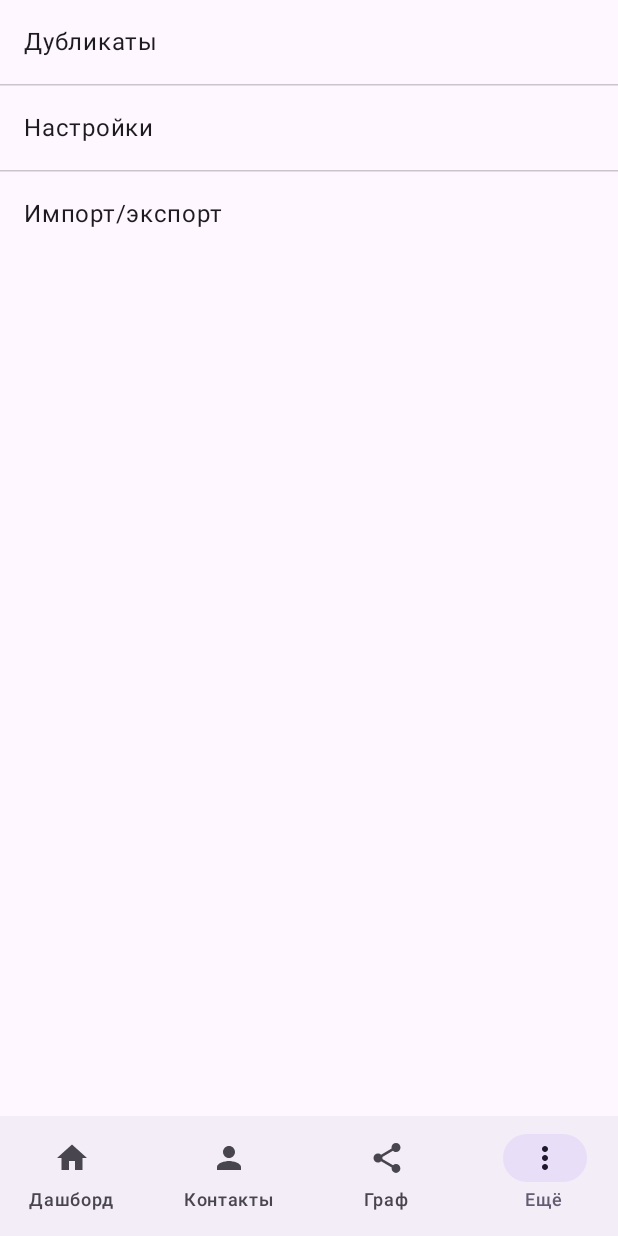
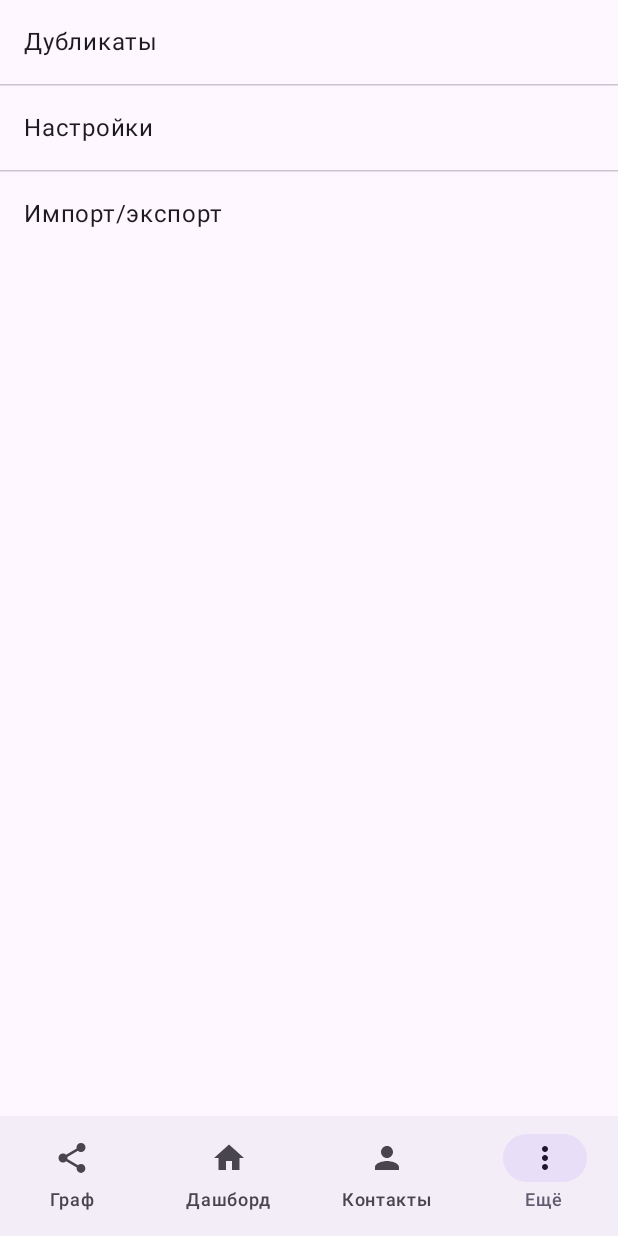
Before and after one commit to Factotum8/networking4jandroid, an Android app built with Jetpack Compose: the screen it shows after launch (MainActivity), item 4 of the bottom bar chosen, on a phone screen of 412 x 824 dp. Run offline under Robolectric (Android 15) with nearby library versions, the phone set to English and light mode, and no system bars; our stand-ins replace Dagger/Hilt's generated code, Room's generated code.

Commit message:
Make graph the home screen; fix contact save button overflow
Graph is now the start destination and first bottom-nav tab; the
dashboard stays a regular tab. In the contact card the primary
Save/Create button gets its own full-width row and the secondary
actions wrap in a FlowRow, so nothing is pushed off-screen on narrow
phones (Pixel 9).

Co-Authored-By: Claude Opus 5.5 <noreply@anthropic.com>

```diff
--- a/app/src/main/java/com/factotum8/networking4jandroid/ui/Navigation.kt
+++ b/app/src/main/java/com/factotum8/networking4jandroid/ui/Navigation.kt
@@ -36,14 +36,15 @@ import com.factotum8.networking4jandroid.ui.settings.SettingsScreen
  * The phone nav (decision #1): the source's 6-link top bar becomes a
  * bottom nav bar with 4 primary destinations, "Ещё" opening a menu for
  * the 3 secondary pages — 6 items in a bottom bar doesn't fit phone
- * width/UX guidance.
+ * width/UX guidance. The graph is the start destination and first tab
+ * (the app's home screen); the dashboard stays a regular tab.
  */
 private data class BottomNavItem(val route: String, val label: String, val icon: ImageVector)
 
 private val BOTTOM_NAV_ITEMS = listOf(
+    BottomNavItem(Routes.GRAPH, "Граф", Icons.Default.Share),
     BottomNavItem(Routes.DASHBOARD, "Дашборд", Icons.Default.Home),
     BottomNavItem(Routes.CONTACTS, "Контакты", Icons.Default.Person),
-    BottomNavItem(Routes.GRAPH, "Граф", Icons.Default.Share),
     BottomNavItem(Routes.MORE, "Ещё", Icons.Default.MoreVert),
 )
 
@@ -55,7 +56,7 @@ fun NetworkingApp() {
     ) { padding ->
         NavHost(
             navController = navController,
-            startDestination = Routes.DASHBOARD,
+            startDestination = Routes.GRAPH,
             modifier = Modifier.padding(padding),
         ) {
             composable(Routes.DASHBOARD) {
```
Also changed, not shown: app/src/main/java/com/factotum8/networking4jandroid/ui/contactdetail/ContactDetailScreen.kt (+9 -2 lines).
